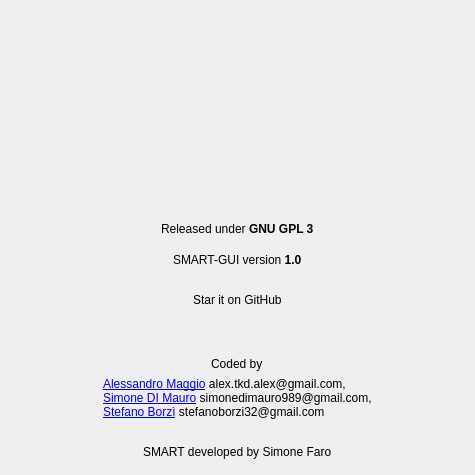
This is src/aboutwindow.ui in smart-tool/smart-gui as Qt 5 draws it before an edit. The edited form follows.
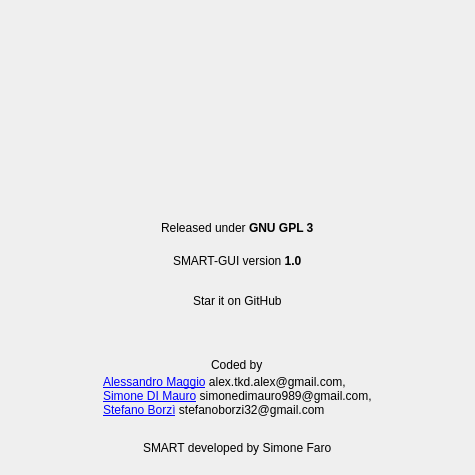
This is the edited form. Icons and pictures are not drawn.

Commit message: Fix layout in about window.

The edit to the form file:
```diff
--- a/src/aboutwindow.ui
+++ b/src/aboutwindow.ui
@@ -39,7 +39,7 @@
    <item>
     <layout class="QVBoxLayout" name="verticalLayout">
      <property name="spacing">
-      <number>6</number>
+      <number>1</number>
      </property>
      <item alignment="Qt::AlignHCenter">
       <widget class="QLabel" name="label">
```
Left out of the diff: 2 changed lines with no effect on the pictures.
